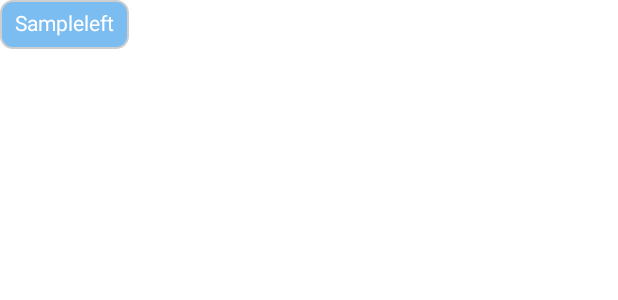
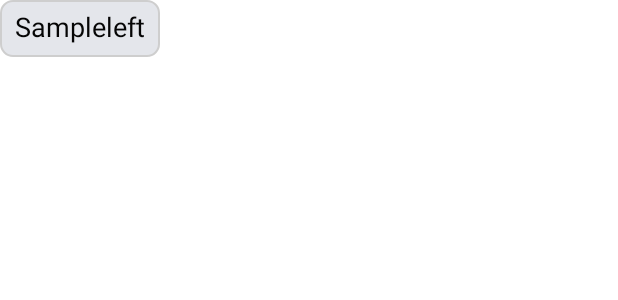
Before and after one commit to chanh1820/ChatApp_TCP_MultiClient_Server_02, an Android app: the layout left.xml on its own in the app's theme, with its tools: preview values and no code run, on a phone screen of 412 x 824 dp. Shown: the top 300 px of the screen. Run offline under Robolectric (Android 15) with nearby library versions, the phone set to English and light mode, and no system bars.

Commit message:
design edittext

```diff
--- a/app/src/main/AndroidManifest.xml
+++ b/app/src/main/AndroidManifest.xml
@@ -1,7 +1,7 @@
 <?xml version="1.0" encoding="utf-8"?>
 <manifest xmlns:android="http://schemas.android.com/apk/res/android"
     package="com.example.chatapp_tcp_multiclient_server_02">
-
+    <uses-permission android:name="android.permission.INTERNET"></uses-permission>
     <application
         android:allowBackup="true"
         android:icon="@mipmap/ic_launcher"
--- a/app/src/main/res/drawable/textview.xml
+++ b/app/src/main/res/drawable/custom_textview_receive.xml
@@ -6,7 +6,7 @@
                 android:width="1dp"
                 android:color="#CECECE" />
 
-            <solid android:color="#7BBCF1" />
+            <solid android:color="#E4E6EB" />
 
             <padding
                 android:bottom="2dp"
--- a/app/src/main/res/layout/activity_main.xml
+++ b/app/src/main/res/layout/activity_main.xml
@@ -3,9 +3,10 @@
     xmlns:tools="http://schemas.android.com/tools"
     android:layout_width="match_parent"
     android:layout_height="match_parent"
-    android:background="#efefef"
+    android:background="#FFF"
     android:orientation="vertical"
-    tools:context=".MainActivity">
+    tools:context=".MainActivity"
+    >
 
     <ListView
         android:id="@+id/msgview"
--- a/app/src/main/res/layout/left.xml
+++ b/app/src/main/res/layout/left.xml
@@ -7,14 +7,16 @@
         android:id="@+id/msgr"
         android:layout_width="wrap_content"
         android:layout_height="wrap_content"
+        android:maxWidth="320dp"
         android:layout_gravity="left"
         android:layout_marginBottom="5dp"
         android:layout_marginRight="20dp"
-        android:background="@drawable/textview"
+        android:background="@drawable/custom_textview_receive"
         android:paddingBottom="8dp"
         android:paddingLeft="10dp"
         android:paddingRight="10dp"
         android:paddingTop="5dp"
         android:text="Sampleleft"
-        android:textColor="#FFF" />
+        android:textSize="18sp"
+        android:textColor="#050505" />
 </RelativeLayout>
--- a/app/src/main/res/layout/right.xml
+++ b/app/src/main/res/layout/right.xml
@@ -16,6 +16,8 @@
         android:paddingLeft="10dp"
         android:paddingRight="10dp"
         android:paddingTop="5dp"
+        android:textSize="18sp"
+        android:maxWidth="320dp"
         android:text="Sample"
-        android:textColor="#000" />
+        android:textColor="#FFF9FF" />
 </LinearLayout>
```
